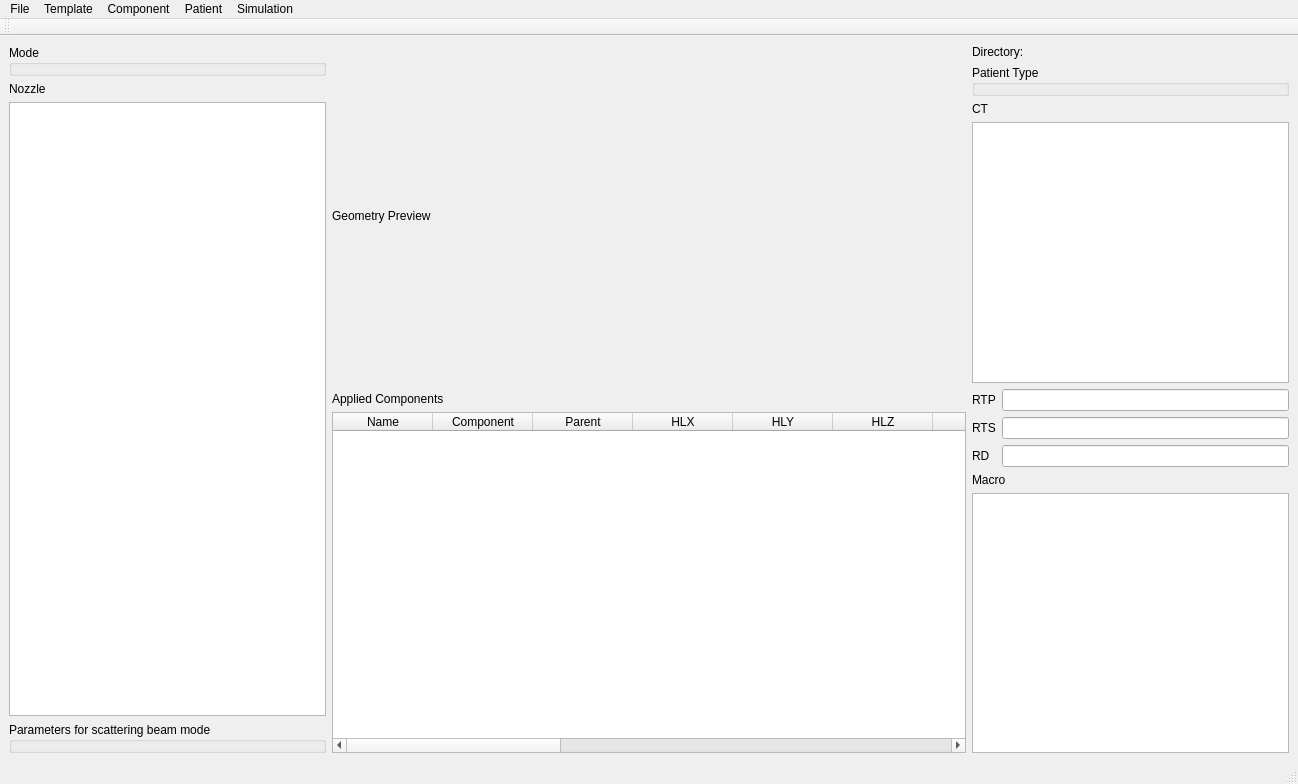
Somhammer/ProtonTherapy, file ui/main.ui: the form before one commit.
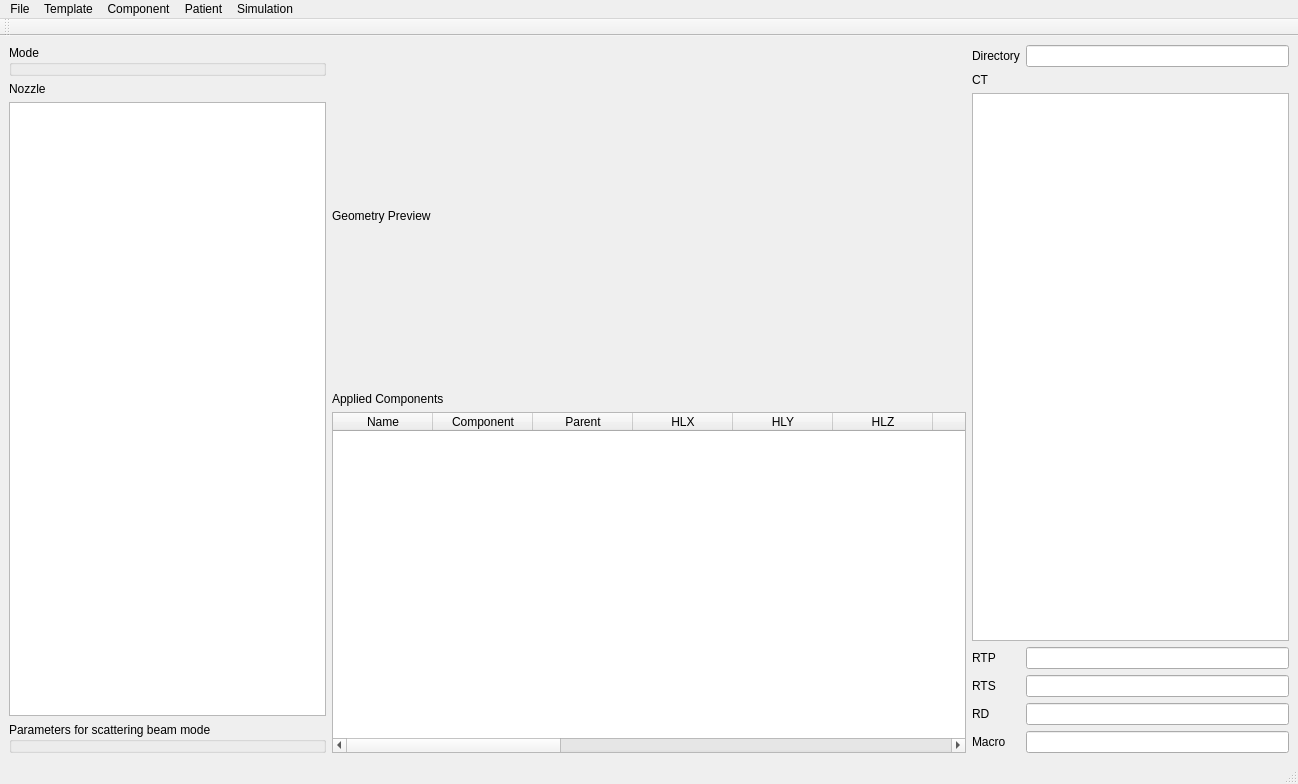
The form after the commit. Icons and pictures are not drawn.

```diff
--- a/ui/main.ui
+++ b/ui/main.ui
@@ -86,60 +86,24 @@
     </item>
     <item row="0" column="3" rowspan="2">
      <layout class="QGridLayout" name="gridLayout_4">
-      <item row="8" column="0" colspan="4">
-       <widget class="QListWidget" name="listMacro">
-        <property name="sizePolicy">
-         <sizepolicy hsizetype="Preferred" vsizetype="Preferred">
-          <horstretch>0</horstretch>
-          <verstretch>0</verstretch>
-         </sizepolicy>
-        </property>
-       </widget>
-      </item>
-      <item row="7" column="0" colspan="4">
-       <widget class="QLabel" name="labelMacro">
-        <property name="sizePolicy">
-         <sizepolicy hsizetype="Minimum" vsizetype="Maximum">
-          <horstretch>0</horstretch>
-          <verstretch>0</verstretch>
-         </sizepolicy>
-        </property>
-        <property name="text">
-         <string>Macro</string>
-        </property>
-       </widget>
-      </item>
-      <item row="0" column="0" colspan="4">
-       <widget class="QLabel" name="labelPatientDir">
-        <property name="sizePolicy">
-         <sizepolicy hsizetype="Preferred" vsizetype="Maximum">
-          <horstretch>0</horstretch>
-          <verstretch>0</verstretch>
-         </sizepolicy>
-        </property>
-        <property name="text">
-         <string>Directory:</string>
-        </property>
-       </widget>
-      </item>
-      <item row="6" column="0">
+      <item row="5" column="0">
        <widget class="QLabel" name="labelRD">
         <property name="text">
          <string>RD</string>
         </property>
        </widget>
       </item>
-      <item row="3" column="0" colspan="4">
-       <widget class="QListWidget" name="listPatientCT">
-        <property name="sizePolicy">
-         <sizepolicy hsizetype="Preferred" vsizetype="Preferred">
-          <horstretch>0</horstretch>
-          <verstretch>0</verstretch>
-         </sizepolicy>
-        </property>
-       </widget>
-      </item>
       <item row="2" column="0" colspan="4">
+       <widget class="QListWidget" name="listPatientCT">
+        <property name="sizePolicy">
+         <sizepolicy hsizetype="Preferred" vsizetype="Preferred">
+          <horstretch>0</horstretch>
+          <verstretch>0</verstretch>
+         </sizepolicy>
+        </property>
+       </widget>
+      </item>
+      <item row="1" column="0" colspan="4">
        <widget class="QLabel" name="labelCT">
         <property name="sizePolicy">
          <sizepolicy hsizetype="Preferred" vsizetype="Maximum">
@@ -152,27 +116,14 @@
         </property>
        </widget>
       </item>
-      <item row="1" column="0" colspan="4">
-       <widget class="QGroupBox" name="groupPatientType">
-        <property name="sizePolicy">
-         <sizepolicy hsizetype="Preferred" vsizetype="Maximum">
-          <horstretch>0</horstretch>
-          <verstretch>0</verstretch>
-         </sizepolicy>
-        </property>
-        <property name="title">
-         <string>Patient Type</string>
-        </property>
-       </widget>
-      </item>
-      <item row="5" column="0">
+      <item row="4" column="0">
        <widget class="QLabel" name="labelRTS">
         <property name="text">
          <string>RTS</string>
         </property>
        </widget>
       </item>
-      <item row="4" column="0">
+      <item row="3" column="0">
        <widget class="QLabel" name="labelRTP">
         <property name="sizePolicy">
          <sizepolicy hsizetype="Maximum" vsizetype="Preferred">
@@ -185,7 +136,7 @@
         </property>
        </widget>
       </item>
-      <item row="5" column="1" colspan="3">
+      <item row="4" column="1" colspan="3">
        <widget class="QLineEdit" name="lineRTS">
         <property name="sizePolicy">
          <sizepolicy hsizetype="Preferred" vsizetype="Fixed">
@@ -195,7 +146,7 @@
         </property>
        </widget>
       </item>
-      <item row="6" column="1" colspan="3">
+      <item row="5" column="1" colspan="3">
        <widget class="QLineEdit" name="lineRD">
         <property name="sizePolicy">
          <sizepolicy hsizetype="Preferred" vsizetype="Fixed">
@@ -205,7 +156,7 @@
         </property>
        </widget>
       </item>
-      <item row="4" column="1" colspan="3">
+      <item row="3" column="1" colspan="3">
        <widget class="QLineEdit" name="lineRTP">
         <property name="sizePolicy">
          <sizepolicy hsizetype="Preferred" vsizetype="Fixed">
@@ -215,6 +166,52 @@
         </property>
        </widget>
       </item>
+      <item row="6" column="0">
+       <widget class="QLabel" name="labelMacro">
+        <property name="sizePolicy">
+         <sizepolicy hsizetype="Preferred" vsizetype="Preferred">
+          <horstretch>0</horstretch>
+          <verstretch>0</verstretch>
+         </sizepolicy>
+        </property>
+        <property name="text">
+         <string>Macro</string>
+        </property>
+       </widget>
+      </item>
+      <item row="6" column="1" colspan="3">
+       <widget class="QLineEdit" name="lineMacro">
+        <property name="sizePolicy">
+         <sizepolicy hsizetype="Preferred" vsizetype="Fixed">
+          <horstretch>0</horstretch>
+          <verstretch>0</verstretch>
+         </sizepolicy>
+        </property>
+       </widget>
+      </item>
+      <item row="0" column="0">
+       <widget class="QLabel" name="labelPatientDir">
+        <property name="sizePolicy">
+         <sizepolicy hsizetype="Preferred" vsizetype="Maximum">
+          <horstretch>0</horstretch>
+          <verstretch>0</verstretch>
+         </sizepolicy>
+        </property>
+        <property name="text">
+         <string>Directory</string>
+        </property>
+       </widget>
+      </item>
+      <item row="0" column="1" colspan="3">
+       <widget class="QLineEdit" name="linePatientDir">
+        <property name="sizePolicy">
+         <sizepolicy hsizetype="Preferred" vsizetype="Fixed">
+          <horstretch>0</horstretch>
+          <verstretch>0</verstretch>
+         </sizepolicy>
+        </property>
+       </widget>
+      </item>
      </layout>
     </item>
     <item row="0" column="1" rowspan="2" colspan="2">
```
